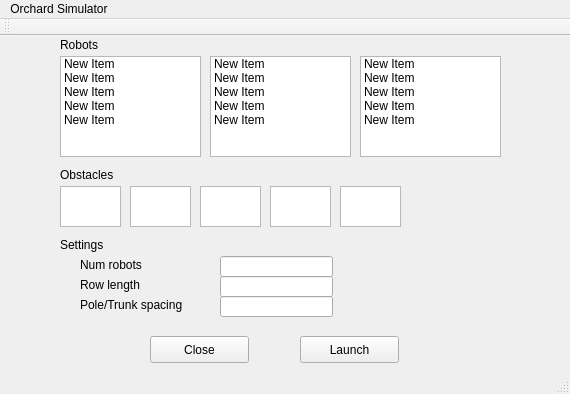
Above: gui/mainwindow.ui from gdsl/SOFTENG-306-PROJECT-1 before the change. Below: the same form after it.
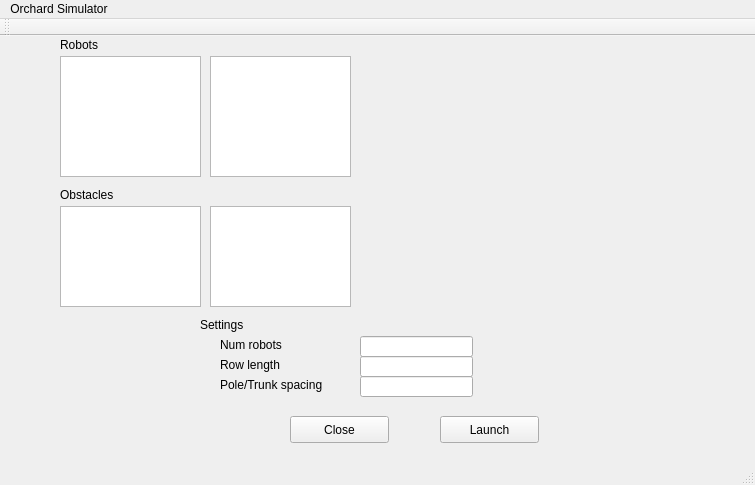
That is the form after the change.

```diff
--- a/gui/mainwindow.ui
+++ b/gui/mainwindow.ui
@@ -6,8 +6,8 @@
    <rect>
     <x>0</x>
     <y>0</y>
-    <width>570</width>
-    <height>394</height>
+    <width>755</width>
+    <height>485</height>
    </rect>
   </property>
   <property name="windowTitle">
@@ -31,7 +31,7 @@
     <property name="geometry">
      <rect>
       <x>60</x>
-      <y>130</y>
+      <y>150</y>
       <width>81</width>
       <height>17</height>
      </rect>
@@ -40,61 +40,11 @@
      <string>Obstacles</string>
     </property>
    </widget>
-   <widget class="QTextEdit" name="obstaclePanel1">
-    <property name="geometry">
-     <rect>
-      <x>60</x>
-      <y>150</y>
-      <width>61</width>
-      <height>41</height>
-     </rect>
-    </property>
-   </widget>
-   <widget class="QTextEdit" name="obstaclePanel2">
-    <property name="geometry">
-     <rect>
-      <x>130</x>
-      <y>150</y>
-      <width>61</width>
-      <height>41</height>
-     </rect>
-    </property>
-   </widget>
-   <widget class="QTextEdit" name="obstaclePanel3">
-    <property name="geometry">
-     <rect>
-      <x>200</x>
-      <y>150</y>
-      <width>61</width>
-      <height>41</height>
-     </rect>
-    </property>
-   </widget>
-   <widget class="QTextEdit" name="obstaclePanel4">
-    <property name="geometry">
-     <rect>
-      <x>270</x>
-      <y>150</y>
-      <width>61</width>
-      <height>41</height>
-     </rect>
-    </property>
-   </widget>
-   <widget class="QTextEdit" name="obstaclePanel5">
-    <property name="geometry">
-     <rect>
-      <x>340</x>
-      <y>150</y>
-      <width>61</width>
-      <height>41</height>
-     </rect>
-    </property>
-   </widget>
    <widget class="QLabel" name="settingsLabel">
     <property name="geometry">
      <rect>
-      <x>60</x>
-      <y>200</y>
+      <x>200</x>
+      <y>280</y>
       <width>67</width>
       <height>17</height>
      </rect>
@@ -106,8 +56,8 @@
    <widget class="QLabel" name="numRobotsLabel">
     <property name="geometry">
      <rect>
-      <x>80</x>
-      <y>220</y>
+      <x>220</x>
+      <y>300</y>
       <width>101</width>
       <height>17</height>
      </rect>
@@ -119,8 +69,8 @@
    <widget class="QLabel" name="rowLengthLabel">
     <property name="geometry">
      <rect>
-      <x>80</x>
-      <y>240</y>
+      <x>220</x>
+      <y>320</y>
       <width>101</width>
       <height>17</height>
      </rect>
@@ -132,8 +82,8 @@
    <widget class="QLabel" name="spacingLabel">
     <property name="geometry">
      <rect>
-      <x>80</x>
-      <y>260</y>
+      <x>220</x>
+      <y>340</y>
       <width>131</width>
       <height>17</height>
      </rect>
@@ -145,8 +95,8 @@
    <widget class="QLineEdit" name="numRobotsField">
     <property name="geometry">
      <rect>
-      <x>220</x>
-      <y>220</y>
+      <x>360</x>
+      <y>300</y>
       <width>113</width>
       <height>21</height>
      </rect>
@@ -155,8 +105,8 @@
    <widget class="QLineEdit" name="rowLengthField">
     <property name="geometry">
      <rect>
-      <x>220</x>
-      <y>240</y>
+      <x>360</x>
+      <y>320</y>
       <width>113</width>
       <height>21</height>
      </rect>
@@ -165,8 +115,8 @@
    <widget class="QLineEdit" name="spacingField">
     <property name="geometry">
      <rect>
-      <x>220</x>
-      <y>260</y>
+      <x>360</x>
+      <y>340</y>
       <width>113</width>
       <height>21</height>
      </rect>
@@ -175,8 +125,8 @@
    <widget class="QPushButton" name="closeButton">
     <property name="geometry">
      <rect>
-      <x>150</x>
-      <y>300</y>
+      <x>290</x>
+      <y>380</y>
       <width>99</width>
       <height>27</height>
      </rect>
@@ -188,8 +138,8 @@
    <widget class="QPushButton" name="launchButton">
     <property name="geometry">
      <rect>
-      <x>300</x>
-      <y>300</y>
+      <x>440</x>
+      <y>380</y>
       <width>99</width>
       <height>27</height>
      </rect>
@@ -204,32 +154,32 @@
       <x>60</x>
       <y>20</y>
       <width>141</width>
-      <height>101</height>
+      <height>121</height>
      </rect>
     </property>
     <item>
      <property name="text">
-      <string>New Item</string>
+      <string/>
      </property>
     </item>
     <item>
      <property name="text">
-      <string>New Item</string>
+      <string/>
      </property>
     </item>
     <item>
      <property name="text">
-      <string>New Item</string>
+      <string/>
      </property>
     </item>
     <item>
      <property name="text">
-      <string>New Item</string>
+      <string/>
      </property>
     </item>
     <item>
      <property name="text">
-      <string>New Item</string>
+      <string/>
      </property>
     </item>
    </widget>
@@ -239,67 +189,102 @@
       <x>210</x>
       <y>20</y>
       <width>141</width>
+      <height>121</height>
+     </rect>
+    </property>
+    <item>
+     <property name="text">
+      <string/>
+     </property>
+    </item>
+    <item>
+     <property name="text">
+      <string/>
+     </property>
+    </item>
+    <item>
+     <property name="text">
+      <string/>
+     </property>
+    </item>
+    <item>
+     <property name="text">
+      <string/>
+     </property>
+    </item>
+    <item>
+     <property name="text">
+      <string/>
+     </property>
+    </item>
+   </widget>
+   <widget class="QListWidget" name="obstacleList2">
+    <property name="geometry">
+     <rect>
+      <x>210</x>
+      <y>170</y>
+      <width>141</width>
       <height>101</height>
      </rect>
     </property>
     <item>
      <property name="text">
-      <string>New Item</string>
+      <string/>
      </property>
     </item>
     <item>
      <property name="text">
-      <string>New Item</string>
+      <string/>
      </property>
     </item>
     <item>
      <property name="text">
-      <string>New Item</string>
+      <string/>
      </property>
     </item>
     <item>
      <property name="text">
-      <string>New Item</string>
+      <string/>
      </property>
     </item>
     <item>
      <property name="text">
-      <string>New Item</string>
+      <string/>
      </property>
     </item>
    </widget>
    <widget class="QListWidget" name="robotList3">
     <property name="geometry">
      <rect>
-      <x>360</x>
-      <y>20</y>
+      <x>60</x>
+      <y>170</y>
       <width>141</width>
       <height>101</height>
      </rect>
     </property>
     <item>
      <property name="text">
-      <string>New Item</string>
+      <string/>
      </property>
     </item>
     <item>
      <property name="text">
-      <string>New Item</string>
+      <string/>
      </property>
     </item>
     <item>
      <property name="text">
-      <string>New Item</string>
+      <string/>
      </property>
     </item>
     <item>
      <property name="text">
-      <string>New Item</string>
+      <string/>
      </property>
     </item>
     <item>
      <property name="text">
-      <string>New Item</string>
+      <string/>
      </property>
     </item>
    </widget>
@@ -309,7 +294,7 @@
     <rect>
      <x>0</x>
      <y>0</y>
-     <width>570</width>
+     <width>755</width>
      <height>25</height>
     </rect>
    </property>
```
Left out of the diff: 2 changed lines with no effect on the pictures.
